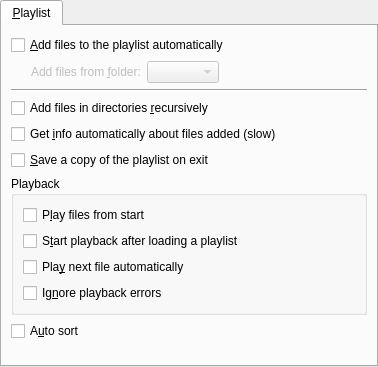
First picture: the form in src/prefplaylist.ui, repository smplayer-dev/smplayer, before the edit.
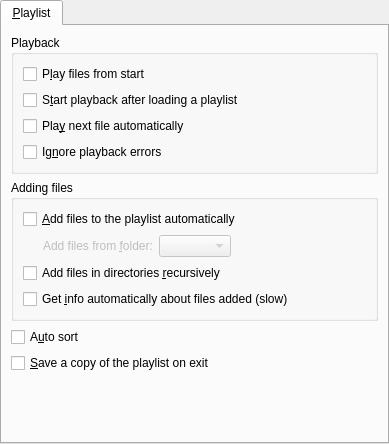
Second picture: the form after the edit.

Commit message: Re-arrange the widgets in preferences -> playlist

```diff
--- a/src/prefplaylist.ui
+++ b/src/prefplaylist.ui
@@ -6,8 +6,8 @@
    <rect>
     <x>0</x>
     <y>0</y>
-    <width>378</width>
-    <height>367</height>
+    <width>389</width>
+    <height>444</height>
    </rect>
   </property>
   <layout class="QVBoxLayout">
@@ -25,6 +25,49 @@
       </attribute>
       <layout class="QVBoxLayout">
        <item>
+        <widget class="QGroupBox" name="groupBox">
+         <property name="title">
+          <string>Playback</string>
+         </property>
+         <layout class="QVBoxLayout" name="verticalLayout">
+          <item>
+           <widget class="QCheckBox" name="play_from_start_check">
+            <property name="text">
+             <string>P&amp;lay files from start</string>
+            </property>
+           </widget>
+          </item>
+          <item>
+           <widget class="QCheckBox" name="play_on_load_check">
+            <property name="text">
+             <string>S&amp;tart playback after loading a playlist</string>
+            </property>
+           </widget>
+          </item>
+          <item>
+           <widget class="QCheckBox" name="play_next_automatically_check">
+            <property name="text">
+             <string>Pla&amp;y next file automatically</string>
+            </property>
+           </widget>
+          </item>
+          <item>
+           <widget class="QCheckBox" name="ignore_errors_check">
+            <property name="text">
+             <string>Ig&amp;nore playback errors</string>
+            </property>
+           </widget>
+          </item>
+         </layout>
+        </widget>
+       </item>
+       <item>
+        <widget class="QGroupBox" name="groupBox_2">
+         <property name="title">
+          <string>Adding files</string>
+         </property>
+         <layout class="QVBoxLayout" name="verticalLayout_2">
+          <item>
         <widget class="QCheckBox" name="auto_add_to_playlist_check">
          <property name="text">
           <string>&amp;Add files to the playlist automatically</string>
@@ -84,19 +127,6 @@
          </item>
         </layout>
        </item>
-       <item>
-        <widget class="Line" name="line">
-         <property name="sizePolicy">
-          <sizepolicy hsizetype="Expanding" vsizetype="Fixed">
-           <horstretch>0</horstretch>
-           <verstretch>0</verstretch>
-          </sizepolicy>
-         </property>
-         <property name="orientation">
-          <enum>Qt::Horizontal</enum>
-         </property>
-        </widget>
-       </item>
        <item>
         <widget class="QCheckBox" name="recursive_check">
          <property name="text">
@@ -111,47 +141,6 @@
          </property>
         </widget>
        </item>
-       <item>
-        <widget class="QCheckBox" name="autosave_on_exit_check">
-         <property name="text">
-          <string>&amp;Save a copy of the playlist on exit</string>
-         </property>
-        </widget>
-       </item>
-       <item>
-        <widget class="QGroupBox" name="groupBox">
-         <property name="title">
-          <string>Playback</string>
-         </property>
-         <layout class="QVBoxLayout" name="verticalLayout">
-          <item>
-           <widget class="QCheckBox" name="play_from_start_check">
-            <property name="text">
-             <string>P&amp;lay files from start</string>
-            </property>
-           </widget>
-          </item>
-          <item>
-           <widget class="QCheckBox" name="play_on_load_check">
-            <property name="text">
-             <string>S&amp;tart playback after loading a playlist</string>
-            </property>
-           </widget>
-          </item>
-          <item>
-           <widget class="QCheckBox" name="play_next_automatically_check">
-            <property name="text">
-             <string>Pla&amp;y next file automatically</string>
-            </property>
-           </widget>
-          </item>
-          <item>
-           <widget class="QCheckBox" name="ignore_errors_check">
-            <property name="text">
-             <string>Ig&amp;nore playback errors</string>
-            </property>
-           </widget>
-          </item>
          </layout>
         </widget>
        </item>
@@ -162,6 +151,13 @@
          </property>
         </widget>
        </item>
+       <item>
+        <widget class="QCheckBox" name="autosave_on_exit_check">
+         <property name="text">
+          <string>&amp;Save a copy of the playlist on exit</string>
+         </property>
+        </widget>
+       </item>
        <item>
         <spacer>
          <property name="orientation">
```
Left out of the diff: 12 changed lines with no effect on the pictures. Lines whose indentation alone changed are shown as unchanged. The commit also changes 1 other file.
